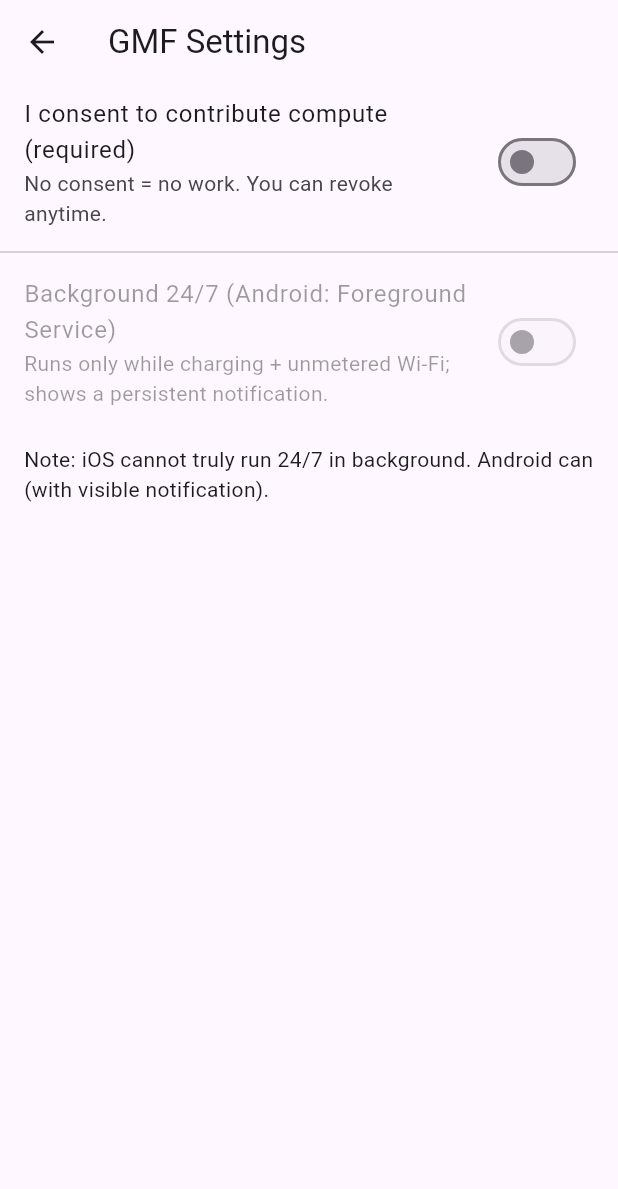
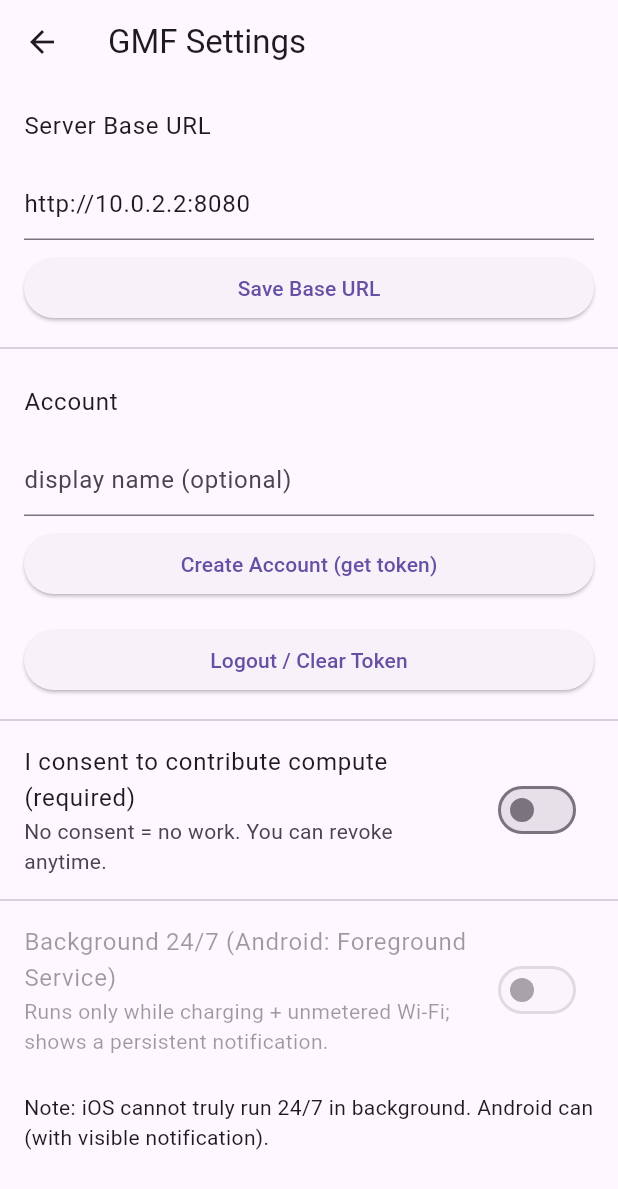
Before and after one commit to jscarfy/global-math-fabric, a Flutter app: the GmfSettingsPage screen opened directly, on a phone screen of 412 x 824 dp. Shown: the top 1189 px of the screen. Run offline on Flutter 3.47's test engine with Material 3 defaults, Android fonts, the phone set to English and light mode, and no system bars; our stand-ins replace battery_plus, connectivity_plus, flutter_secure_storage, permission_handler, shared_preferences; missing offline and left inert: cryptography, dart:ffi, flutter_foreground_task, thermal, workmanager; accounts and stored records are empty.

Commit message:
client: settings page supports baseUrl + create account(token) + logout; background requires token/account

```diff
--- a/clients/gmf_mobile_flutter/lib/gmf/settings_page.dart
+++ b/clients/gmf_mobile_flutter/lib/gmf/settings_page.dart
@@ -4,6 +4,8 @@ import 'package:permission_handler/permission_handler.dart';
 import 'consent.dart';
 import 'platform_runner.dart';
 import 'device_register.dart';
+import 'account_store.dart';
+import 'account_api.dart';
 
 class GmfSettingsPage extends StatefulWidget {
   const GmfSettingsPage({super.key});
@@ -14,6 +16,11 @@ class GmfSettingsPage extends StatefulWidget {
 class _GmfSettingsPageState extends State<GmfSettingsPage> {
   bool _consented = false;
   bool _bgOn = false;
+  String _baseUrl = "";
+  String? _token;
+  String? _accountId;
+  final _nameCtl = TextEditingController();
+  final _baseUrlCtl = TextEditingController();
 
   @override
   void initState() {
@@ -23,7 +30,16 @@ class _GmfSettingsPageState extends State<GmfSettingsPage> {
 
   Future<void> _load() async {
     final ok = await ConsentStore.hasConsent();
+    final baseUrl = await AccountStore.getBaseUrl();
+    final token = await AccountStore.getToken();
+    final accountId = await AccountStore.getAccountId();
+    _baseUrlCtl.text = baseUrl;
+
     setState(() {
+      _baseUrl = baseUrl;
+      _token = token;
+      _accountId = accountId;
+
       _consented = ok;
       // bg state is mirrored by native; keep UI simple: bgOn tracks consent for now
       _bgOn = false;
@@ -48,6 +64,37 @@ class _GmfSettingsPageState extends State<GmfSettingsPage> {
     }
   }
 
+
+  Future<void> _saveBaseUrl() async {
+    final v = _baseUrlCtl.text.trim();
+    if (v.isEmpty) return;
+    await AccountStore.setBaseUrl(v);
+    setState(() => _baseUrl = v);
+  }
+
+  Future<void> _createAccount() async {
+    final name = _nameCtl.text.trim();
+    final baseUrl = _baseUrlCtl.text.trim().isEmpty ? _baseUrl : _baseUrlCtl.text.trim();
+    final res = await AccountApi.create(baseUrl: baseUrl, displayName: name.isEmpty ? "friend" : name);
+    if (res["ok"] == true) {
+      await AccountStore.setBaseUrl(baseUrl);
+      await AccountStore.setToken(res["api_token"]);
+      await AccountStore.setAccountId(res["account_id"]);
+      setState(() {
+        _baseUrl = baseUrl;
+        _token = res["api_token"];
+        _accountId = res["account_id"];
+      });
+    }
+  }
+
+  Future<void> _logout() async {
+    await AccountStore.clear();
+    setState(() { _token = null; _accountId = null; });
+    await PlatformRunner.stopBackground();
+    setState(() => _bgOn = false);
+  }
+
   Future<void> _toggleBackground(bool v) async {
     if (!_consented && v) return;
     if (v) {
@@ -56,7 +103,8 @@ class _GmfSettingsPageState extends State<GmfSettingsPage> {
       // TODO: replace baseUrl/accountId with your real config/account system
       final baseUrl = const String.fromEnvironment('GMF_BASE_URL', defaultValue: 'http://10.0.2.2:8080');
       final accountId = const String.fromEnvironment('GMF_ACCOUNT_ID', defaultValue: 'demo');
-      await DeviceRegister.ensureRegistered(baseUrl: baseUrl, accountId: accountId);
+      if (_token == null || _accountId == null) { throw Exception('no account/token'); }
+      await DeviceRegister.ensureRegistered(baseUrl: baseUrl, token: _token!);
       await PlatformRunner.startBackground();
     } else {
       await PlatformRunner.stopBackground();
@@ -70,6 +118,35 @@ class _GmfSettingsPageState extends State<GmfSettingsPage> {
       appBar: AppBar(title: const Text("GMF Settings")),
       body: ListView(
         children: [
+          ListTile(title: const Text('Server Base URL')),
+          Padding(
+            padding: const EdgeInsets.symmetric(horizontal: 16),
+            child: TextField(controller: _baseUrlCtl, decoration: const InputDecoration(hintText: 'http://host:8080')),
+          ),
+          Padding(
+            padding: const EdgeInsets.symmetric(horizontal: 16, vertical: 8),
+            child: ElevatedButton(onPressed: _saveBaseUrl, child: const Text('Save Base URL')),
+          ),
+          const Divider(),
+          ListTile(title: const Text('Account')),
+          if (_accountId != null) Padding(
+            padding: const EdgeInsets.symmetric(horizontal: 16),
+            child: Text('account_id: '+_accountId!),
+          ),
+          Padding(
+            padding: const EdgeInsets.symmetric(horizontal: 16),
+            child: TextField(controller: _nameCtl, decoration: const InputDecoration(hintText: 'display name (optional)')),
+          ),
+          Padding(
+            padding: const EdgeInsets.symmetric(horizontal: 16, vertical: 8),
+            child: ElevatedButton(onPressed: _createAccount, child: const Text('Create Account (get token)')),
+          ),
+          Padding(
+            padding: const EdgeInsets.symmetric(horizontal: 16, vertical: 8),
+            child: ElevatedButton(onPressed: _logout, child: const Text('Logout / Clear Token')),
+          ),
+          const Divider(),
+
           SwitchListTile(
             title: const Text("I consent to contribute compute (required)"),
             subtitle: const Text("No consent = no work. You can revoke anytime."),
```
